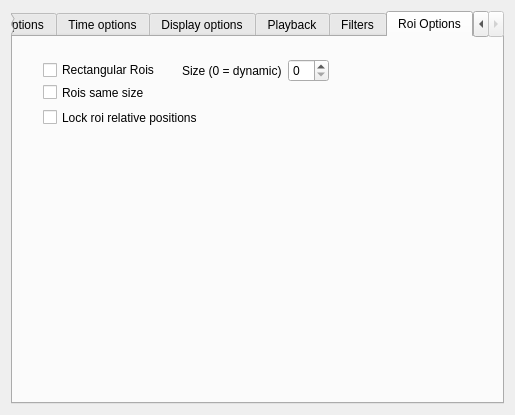
The window that ProcessOptionsGui.ui (fedeceri85/robopy2) describes before a commit, drawn with Qt 5.
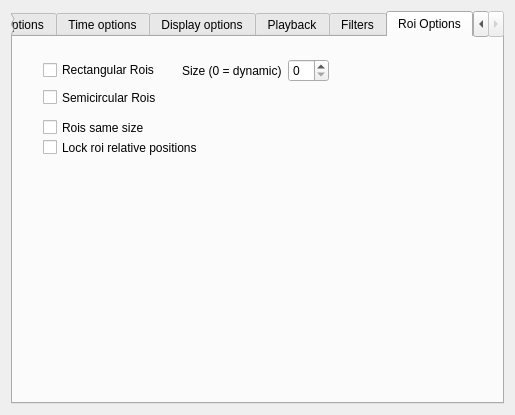
The same window after the commit. The open tabs and pages were chosen to show the change.

Commit message: Added semicircular rois

The edit to the form file:
```diff
--- a/ProcessOptionsGui.ui
+++ b/ProcessOptionsGui.ui
@@ -856,7 +856,7 @@
        <property name="geometry">
         <rect>
          <x>30</x>
-         <y>45</y>
+         <y>80</y>
          <width>153</width>
          <height>21</height>
         </rect>
@@ -915,7 +915,7 @@
        <property name="geometry">
         <rect>
          <x>30</x>
-         <y>70</y>
+         <y>100</y>
          <width>191</width>
          <height>21</height>
         </rect>
@@ -924,6 +924,22 @@
         <string>Lock roi relative positions</string>
        </property>
       </widget>
+      <widget class="QCheckBox" name="semicircularRoisCheckBox">
+       <property name="geometry">
+        <rect>
+         <x>30</x>
+         <y>50</y>
+         <width>119</width>
+         <height>21</height>
+        </rect>
+       </property>
+       <property name="text">
+        <string>Semicircular Rois</string>
+       </property>
+       <attribute name="buttonGroup">
+        <string notr="true">buttonGroup</string>
+       </attribute>
+      </widget>
      </widget>
     </widget>
    </item>
```
Left out of the diff: 6 changed lines with no effect on the pictures. The commit also changes 4 other files.
